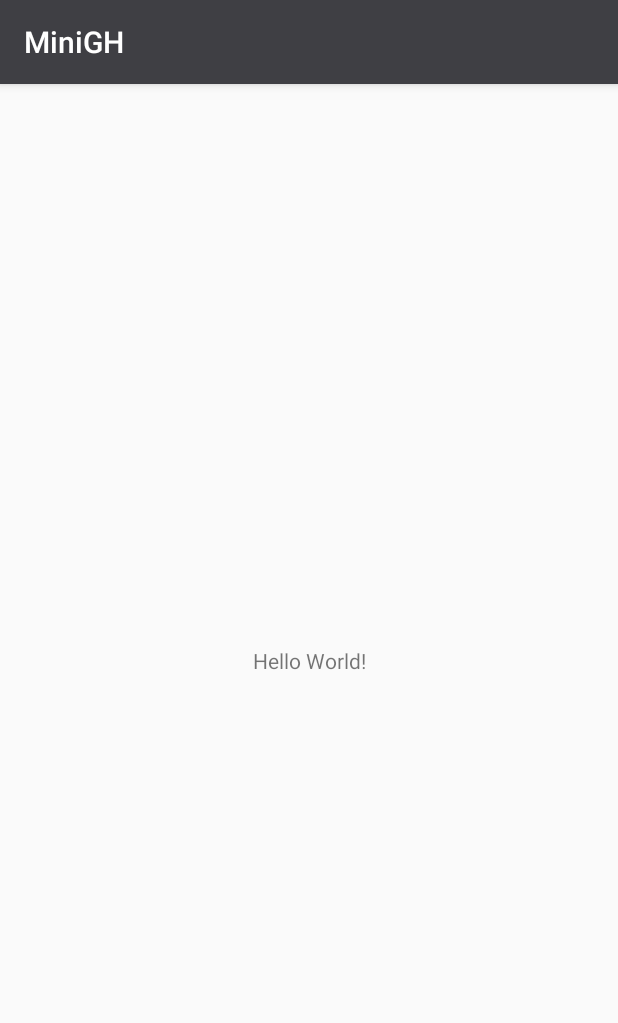
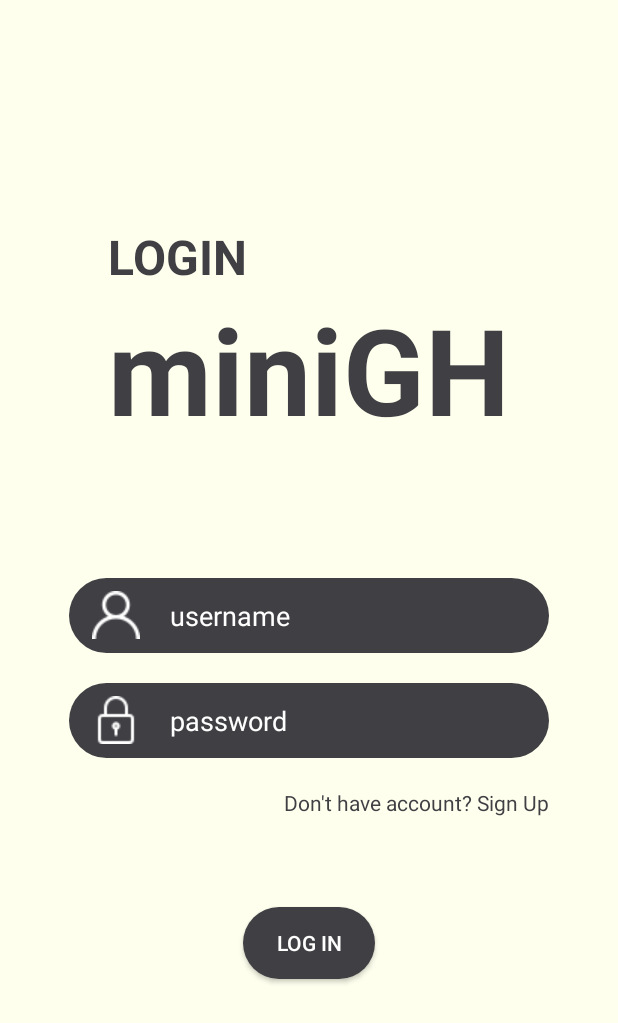
Before and after one commit to Huy-Ngo/MiniGH, an Android app: the screen it shows after launch (MainActivity before the commit, AuthActivity after it), on a phone screen of 412 x 824 dp. Shown: the top 1023 px of the screen. Run offline under Robolectric (Android 15) with nearby library versions, the phone set to English and light mode, and no system bars.

Commit message:
Add login activity
For real this time

```diff
--- a/app/src/main/AndroidManifest.xml
+++ b/app/src/main/AndroidManifest.xml
@@ -9,7 +9,7 @@
         android:roundIcon="@mipmap/ic_launcher_round"
         android:supportsRtl="true"
         android:theme="@style/AppTheme">
-        <activity android:name=".MainActivity">
+        <activity android:name=".AuthActivity">
             <intent-filter>
                 <action android:name="android.intent.action.MAIN" />
 
--- /dev/null
+++ b/app/src/main/java/vn/edu/usth/minigh/AuthActivity.java
@@ -0,0 +1,12 @@
+package vn.edu.usth.minigh;
+
+import androidx.appcompat.app.AppCompatActivity;
+
+import android.os.Bundle;
+
+public class AuthActivity extends AppCompatActivity {
+
+    public AuthActivity() {
+        super(R.layout.activity_auth);
+    }
+}
--- /dev/null
+++ b/app/src/main/res/drawable/round_view.xml
@@ -0,0 +1,12 @@
+<?xml version="1.0" encoding="utf-8"?>
+<shape
+    xmlns:android="http://schemas.android.com/apk/res/android"
+    android:shape="rectangle">
+
+    <solid android:color="@color/primaryColor" />
+
+    <corners android:bottomRightRadius="25dp"
+        android:bottomLeftRadius="25dp"
+        android:topRightRadius="25dp"
+        android:topLeftRadius="25dp"/>
+</shape>
--- /dev/null
+++ b/app/src/main/res/layout/activity_auth.xml
@@ -0,0 +1,107 @@
+<?xml version="1.0" encoding="utf-8"?>
+<LinearLayout xmlns:android="http://schemas.android.com/apk/res/android"
+    xmlns:app="http://schemas.android.com/apk/res-auto"
+    xmlns:tools="http://schemas.android.com/tools"
+    android:layout_width="match_parent"
+    android:layout_height="match_parent"
+    android:background="@color/secondaryLightColor"
+    android:orientation="vertical"
+    tools:context=".AuthActivity">
+
+    <RelativeLayout
+        android:layout_width="match_parent"
+        android:id="@+id/topPanel"
+        android:layout_height="wrap_content"
+        android:layout_weight="1">
+
+        <TextView
+            android:id="@+id/anchorTop"
+            android:layout_width="0dp"
+            android:layout_height="0dp"
+            android:layout_centerInParent="true"/>
+
+        <TextView
+            android:layout_width="wrap_content"
+            android:layout_height="wrap_content"
+            android:text="LOGIN"
+            android:textColor="@color/primaryColor"
+            android:textSize="32sp"
+            android:textStyle="bold"
+            android:layout_above="@+id/anchorTop"
+            android:layout_alignLeft="@+id/appName"/>
+
+        <TextView
+            android:id="@+id/appName"
+            android:layout_width="wrap_content"
+            android:layout_height="wrap_content"
+            android:text="miniGH"
+            android:textColor="@color/primaryColor"
+            android:textSize="80sp"
+            android:textStyle="bold"
+            android:layout_centerInParent="true"
+            android:layout_below="@+id/anchorTop" />
+    </RelativeLayout>
+
+
+    <RelativeLayout
+        android:layout_width="match_parent"
+        android:layout_height="wrap_content"
+        android:layout_weight="1">
+
+        <EditText
+            android:id="@+id/username"
+            android:layout_width="320dp"
+            android:layout_height="50dp"
+            android:layout_alignParentTop="true"
+            android:layout_centerHorizontal="true"
+            android:layout_marginBottom="20dp"
+            android:drawableLeft="@drawable/username"
+            android:paddingLeft="15dp"
+            android:drawablePadding="20dp"
+            android:background="@drawable/round_view"
+            android:hint="username"
+            android:textColorHint="@color/primaryTextColor"
+            android:textColor="@color/primaryTextColor" />
+
+        <EditText
+            android:id="@+id/password"
+            android:layout_width="320dp"
+            android:layout_height="50dp"
+            android:layout_below="@+id/username"
+            android:layout_centerHorizontal="true"
+            android:layout_marginBottom="20dp"
+            android:drawableLeft="@drawable/password"
+            android:paddingLeft="15dp"
+            android:drawablePadding="20dp"
+            android:background="@drawable/round_view"
+            android:hint="password"
+            android:textColorHint="@color/primaryTextColor"
+            android:inputType="textPassword"
+            android:textColor="@color/primaryTextColor" />
+
+        <TextView
+            android:layout_width="wrap_content"
+            android:layout_height="wrap_content"
+            android:text="Don't have account? Sign Up"
+            android:textColor="@color/primaryColor"
+            android:layout_alignRight="@+id/password"
+            android:layout_below="@+id/password"
+            android:layout_alignEnd="@+id/password" />
+
+        <TextView
+            android:id="@+id/anchorBot"
+            android:layout_width="0dp"
+            android:layout_height="0dp"
+            android:layout_centerInParent="true"/>
+
+        <Button
+            android:id="@+id/button_login"
+            android:layout_width="wrap_content"
+            android:layout_height="wrap_content"
+            android:layout_below="@+id/anchorBot"
+            android:layout_centerHorizontal="true"
+            android:background="@drawable/round_view"
+            android:text="LOG IN"
+            android:textColor="#FFF" />
+    </RelativeLayout>
+</LinearLayout>
--- a/app/src/main/res/values/colors.xml
+++ b/app/src/main/res/values/colors.xml
@@ -1,5 +1,6 @@
 <!--?xml version="1.0" encoding="UTF-8"?-->
 <resources>
+
     <color name="primaryColor">#3f3f44</color>
     <color name="primaryLightColor">#6a6a6f</color>
     <color name="primaryDarkColor">#19191d</color>
--- a/app/src/main/res/values/styles.xml
+++ b/app/src/main/res/values/styles.xml
@@ -1,6 +1,6 @@
 <resources>
     <!-- Base application theme. -->
-    <style name="AppTheme" parent="Theme.AppCompat.Light.DarkActionBar">
+    <style name="AppTheme" parent="Theme.AppCompat.Light.NoActionBar">
         <!-- Customize your theme here. -->
         <item name="colorPrimary">@color/primaryColor</item>
         <item name="colorPrimaryDark">@color/primaryDarkColor</item>
--- a/app/src/main/res/values/typeScale.xml
+++ b/app/src/main/res/values/typeScale.xml
@@ -1,54 +1,54 @@
 <?xml version="1.0" encoding="utf-8"?>
 <resources>
-    <style name="Headline1" parent="@style/Headline1">
+    <style name="Headline1">
         <item name="android:textSize">93sp</item>
     </style>
 
-    <style name="Headline2" parent="@style/Headline2">
+    <style name="Headline2">
         <item name="android:textSize">58sp</item>
     </style>
 
-    <style name="Headline3" parent="@style/Headline3">
+    <style name="Headline3">
         <item name="android:textSize">46sp</item>
     </style>
 
-    <style name="Headline4" parent="@style/Headline4">
+    <style name="Headline4">
         <item name="android:textSize">33sp</item>
     </style>
 
-    <style name="Headline5" parent="@style/Headline5">
+    <style name="Headline5">
         <item name="android:textSize">23sp</item>
     </style>
 
-    <style name="Headline6" parent="@style/Headline6">
+    <style name="Headline6">
         <item name="android:textSize">19sp</item>
     </style>
 
-    <style name="Subtitle1" parent="@style/Subtitle1">
+    <style name="Subtitle1">
         <item name="android:textSize">15sp</item>
     </style>
 
-    <style name="Subtitle2" parent="@style/Subtitle2">
+    <style name="Subtitle2">
         <item name="android:textSize">13sp</item>
     </style>
 
-    <style name="Body1" parent="@style/Body1">
+    <style name="Body1">
         <item name="android:textSize">15sp</item>
     </style>
 
-    <style name="Body2" parent="@style/Body2">
+    <style name="Body2">
         <item name="android:textSize">13sp</item>
     </style>
 
-    <style name="Button" parent="@style/Button">
+    <style name="Button">
         <item name="android:textSize">13sp</item>
     </style>
 
-    <style name="Caption" parent="@style/Caption">
+    <style name="Caption">
         <item name="android:textSize">12sp</item>
     </style>
 
-    <style name="Overline" parent="@style/Overline">
+    <style name="Overline">
         <item name="android:textSize">10sp</item>
     </style>
 </resources>
```
Also changed, not shown: app/src/main/res/drawable/password.png (added), app/src/main/res/drawable/password_icon.png (added), app/src/main/res/drawable/username.png (added), app/src/main/res/drawable/username_icon.png (added). Lines whose indentation alone changed are shown as unchanged.
